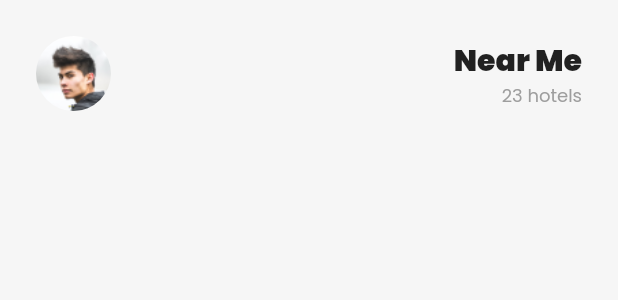
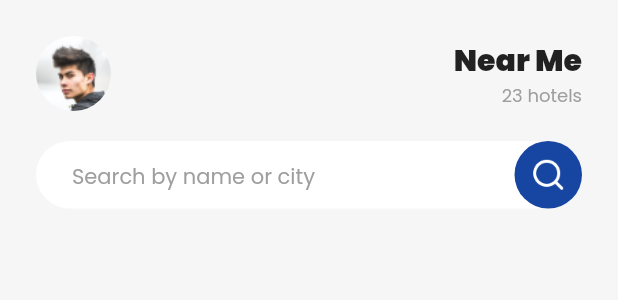
Before and after one commit to Syaroful/Flutter-App-Hotelio, a Flutter app: the NearbyPage widget shown alone on an empty page, opened directly, on a phone screen of 412 x 824 dp. Shown: the top 300 px of the screen. Run offline on Flutter 3.47's test engine with Material 2 defaults, Android fonts, the phone set to English and light mode, and no system bars; our stand-ins replace cloud_firestore, firebase_auth, firebase_core, get, google_fonts, shared_preferences; missing offline and left inert: d_info; accounts and stored records are empty.

Commit message:
create search field

```diff
--- a/lib/page/nearby_page.dart
+++ b/lib/page/nearby_page.dart
@@ -1,6 +1,7 @@
 import 'package:flutter/material.dart';
 
 import '../config/app_asset.dart';
+import '../config/app_color.dart';
 
 class NearbyPage extends StatelessWidget {
   const NearbyPage({super.key});
@@ -10,7 +11,71 @@ class NearbyPage extends StatelessWidget {
     return ListView(
       children: [
         const SizedBox(height: 24),
-        Padding(
+        header(context),
+        const SizedBox(height: 20),
+        searchField(),
+        const SizedBox(height: 30),
+      ],
+    );
+  }
+
+  Container searchField() {
+    return Container(
+        height: 45,
+        padding: const EdgeInsets.symmetric(horizontal: 24),
+        child: Stack(
+          children: [
+            Container(
+              height: 45,
+              decoration: BoxDecoration(
+                borderRadius: BorderRadius.circular(30),
+                color: Colors.white,
+              ),
+              child: TextField(
+                decoration: InputDecoration(
+                    border: OutlineInputBorder(
+                      borderRadius: BorderRadius.circular(30),
+                      borderSide: BorderSide.none,
+                    ),
+                    isDense: true,
+                    hintText: 'Search by name or city',
+                    hintStyle: const TextStyle(
+                      color: Colors.grey,
+                      fontSize: 14,
+                    ),
+                    contentPadding: const EdgeInsets.symmetric(
+                      horizontal: 24,
+                      vertical: 12,
+                    )),
+              ),
+            ),
+            Align(
+              alignment: Alignment.centerRight,
+              child: Material(
+                color: AppColor.secondary,
+                borderRadius: BorderRadius.circular(45),
+                child: InkWell(
+                  borderRadius: BorderRadius.circular(45),
+                  onTap: () {},
+                  child: const SizedBox(
+                    height: 45,
+                    width: 45,
+                    child: Center(
+                      child: ImageIcon(
+                        AssetImage(AppAsset.iconSearch),
+                        color: Colors.white,
+                      ),
+                    ),
+                  ),
+                ),
+              ),
+            )
+          ],
+        ));
+  }
+
+  Padding header(BuildContext context) {
+    return Padding(
       padding: const EdgeInsets.symmetric(horizontal: 24),
       child: Row(
         mainAxisAlignment: MainAxisAlignment.spaceBetween,
@@ -45,8 +110,6 @@ class NearbyPage extends StatelessWidget {
           )
         ],
       ),
-        )
-      ],
     );
   }
 }
```
Lines whose indentation alone changed are shown as unchanged.
